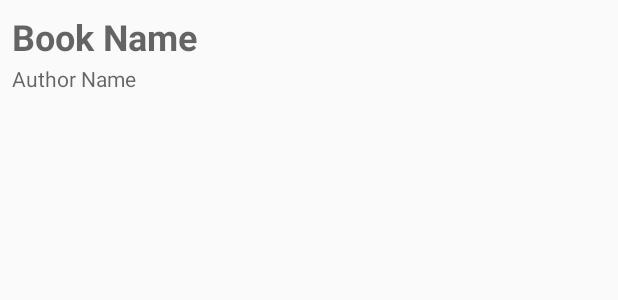
After one commit to muneeb50/LOOKBOOK-Geolocation-Android-Application, an Android app: the layout single_book_layout.xml on its own in the app's theme, with its tools: preview values and no code run, on a phone screen of 412 x 824 dp. The commit adds this screen. Shown: the top 300 px of the screen. Run offline under Robolectric (Android 15) with nearby library versions, the phone set to English and light mode, and no system bars.

Commit message:
Showing List of User's Books on Clicking Map Marker

```diff
--- a/app/build.gradle
+++ b/app/build.gradle
@@ -31,6 +31,7 @@ dependencies {
     implementation 'com.google.android.gms:play-services-maps:11.0.4'
     implementation 'com.android.support:design:27.0.2'
     implementation 'com.google.maps.android:android-maps-utils:0.5+'
+    implementation 'com.android.support:recyclerview-v7:27.0.2'
 }
 
 
--- a/app/src/main/AndroidManifest.xml
+++ b/app/src/main/AndroidManifest.xml
@@ -27,7 +27,9 @@
             android:title="Sign In"
             android:theme="@style/BackImageTheme"
             />
-        <activity android:name=".Activities.HomeActivity">
+        <activity
+            android:name=".Activities.HomeActivity"
+            android:theme="@style/ThemeNoActionBar">
             <intent-filter>
                 <action android:name="android.intent.action.MAIN"/>
 
--- a/app/src/main/java/com/htsm/lookbook/Controllers/UserController.java
+++ b/app/src/main/java/com/htsm/lookbook/Controllers/UserController.java
@@ -45,7 +45,7 @@ public class UserController
     }
 
     public interface OnUserDetailsFetchedListener {
-        void onUserFetched(User user);
+        void onUserFetched(String userId, User user);
         void onFailed(Exception ex);
     }
 
@@ -193,13 +193,13 @@ public class UserController
         });
     }
 
-    public void getUserInfo(String key, OnUserDetailsFetchedListener listener) {
+    public void getUserInfo(final String key, OnUserDetailsFetchedListener listener) {
         mOnUserDetailsFetchedListener = listener;
         mDatabase.getReference("users").child(key).addListenerForSingleValueEvent(new ValueEventListener() {
             @Override
             public void onDataChange(DataSnapshot dataSnapshot) {
                 User user = getUserFromSnapshot(dataSnapshot);
-                mOnUserDetailsFetchedListener.onUserFetched(user);
+                mOnUserDetailsFetchedListener.onUserFetched(key, user);
             }
 
             @Override
--- /dev/null
+++ b/app/src/main/res/layout/fragment_books_list.xml
@@ -0,0 +1,6 @@
+<?xml version="1.0" encoding="utf-8"?>
+<android.support.v7.widget.RecyclerView
+    xmlns:android="http://schemas.android.com/apk/res/android"
+    android:layout_width="match_parent"
+    android:layout_height="match_parent"
+    android:id="@+id/id_books_list"/>
--- /dev/null
+++ b/app/src/main/res/layout/single_book_layout.xml
@@ -0,0 +1,34 @@
+<?xml version="1.0" encoding="utf-8"?>
+<android.support.constraint.ConstraintLayout
+    xmlns:android="http://schemas.android.com/apk/res/android"
+    xmlns:app="http://schemas.android.com/apk/res-auto"
+    android:layout_width="match_parent"
+    android:layout_height="wrap_content">
+
+    <TextView
+        android:id="@+id/id_book_name"
+        android:layout_width="match_parent"
+        android:layout_height="wrap_content"
+        android:layout_marginEnd="8dp"
+        android:layout_marginStart="8dp"
+        android:layout_marginTop="8dp"
+        android:textSize="24sp"
+        android:textStyle="bold"
+        android:hint="Book Name"
+        app:layout_constraintEnd_toEndOf="parent"
+        app:layout_constraintStart_toStartOf="parent"
+        app:layout_constraintTop_toTopOf="parent"/>
+
+    <TextView
+        android:id="@+id/id_author_name"
+        android:layout_width="match_parent"
+        android:layout_height="23dp"
+        android:layout_marginEnd="8dp"
+        android:layout_marginStart="8dp"
+        android:layout_marginTop="2dp"
+        android:hint="Author Name"
+        app:layout_constraintEnd_toEndOf="parent"
+        app:layout_constraintStart_toStartOf="parent"
+        app:layout_constraintTop_toBottomOf="@+id/id_book_name"/>
+
+</android.support.constraint.ConstraintLayout>
--- a/app/src/main/res/values/styles.xml
+++ b/app/src/main/res/values/styles.xml
@@ -8,12 +8,14 @@
         <item name="colorAccent">@color/colorAccent</item>
     </style>
 
-    <style name="BackImageTheme" parent="Theme.AppCompat.Light.NoActionBar">
+    <style name="ThemeNoActionBar" parent="Theme.AppCompat.Light.NoActionBar">
         <!-- Customize your theme here. -->
         <item name="colorPrimary">@color/colorPrimary</item>
         <item name="colorPrimaryDark">@color/colorPrimaryDark</item>
         <item name="colorAccent">@color/colorAccent</item>
+    </style>
 
+    <style name="BackImageTheme" parent="ThemeNoActionBar">
         <item name="android:windowBackground">@drawable/activity_back_image</item>
     </style>
 
```
Also changed, not shown: app/src/main/java/com/htsm/lookbook/Controllers/BooksController.java (+44 -0 lines), app/src/main/java/com/htsm/lookbook/Fragments/BooksListFragment.java (added, +117 -0 lines), app/src/main/java/com/htsm/lookbook/Fragments/MapFragment.java (+7 -2 lines), app/src/main/java/com/htsm/lookbook/Fragments/UsersBooksFragment.java (added, +37 -0 lines), app/src/main/java/com/htsm/lookbook/Models/Book.java (+16 -25 lines), app/src/main/res/layout/bottom_sheet_user_page.xml (+12 -0 lines).
